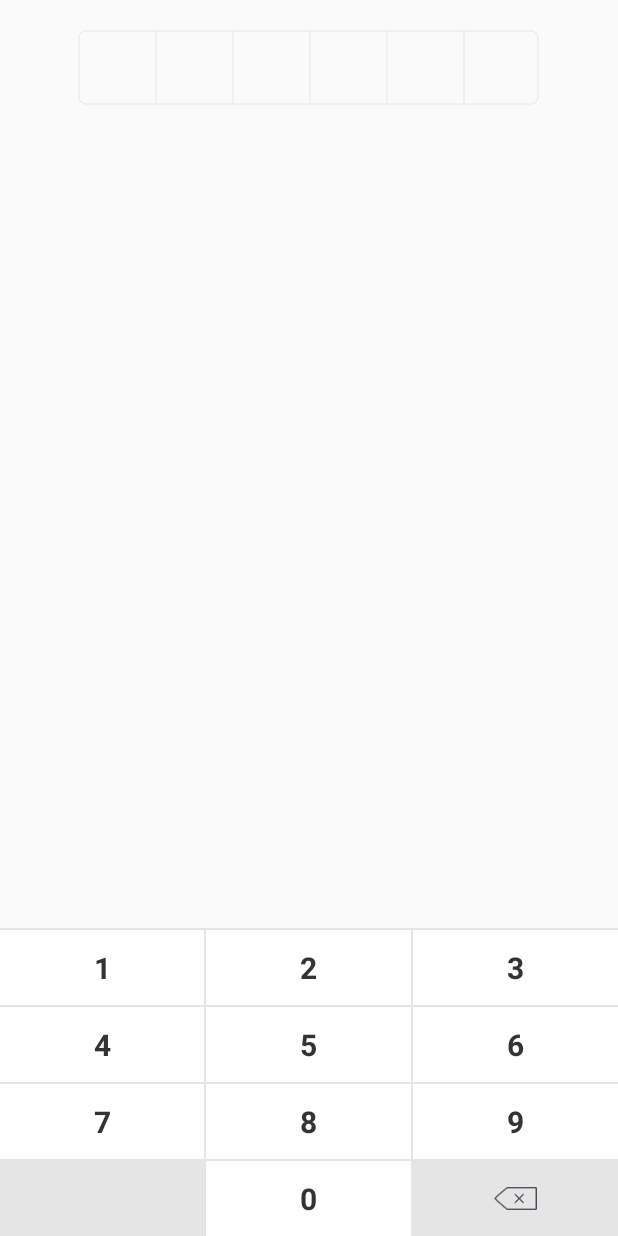
After one commit to 1067899750/SatelliteMenu, an Android app: the PayActivity screen opened directly, with no data from a screen before it, on a phone screen of 412 x 824 dp. The commit adds this screen. Run offline under Robolectric (Android 15) with nearby library versions, the phone set to English and light mode, and no system bars.

Commit message:
仿支付宝密码框

```diff
--- a/app/src/main/AndroidManifest.xml
+++ b/app/src/main/AndroidManifest.xml
@@ -26,6 +26,7 @@
             android:screenOrientation="portrait" />
         <activity android:name=".lockPattern.LockPatternActivity"
             android:screenOrientation="portrait"/>
+        <activity android:name=".password.PayActivity" />
     </application>
 
 </manifest>
--- a/app/src/main/java/com/diudiu/satellitemenu/MainActivity.java
+++ b/app/src/main/java/com/diudiu/satellitemenu/MainActivity.java
@@ -7,6 +7,7 @@ import android.view.View;
 
 import com.diudiu.satellitemenu.bottonSatellite.BottomStatelliteMenuActivity;
 import com.diudiu.satellitemenu.lockPattern.LockPatternActivity;
+import com.diudiu.satellitemenu.password.PayActivity;
 import com.diudiu.satellitemenu.satellite.SatelliteMenuActivity;
 
 public class MainActivity extends AppCompatActivity implements View.OnClickListener {
@@ -23,6 +24,7 @@ public class MainActivity extends AppCompatActivity implements View.OnClickListe
         findViewById(R.id.btn_satellite_menu).setOnClickListener(this);
         findViewById(R.id.btn_bottom_satellite_menu).setOnClickListener(this);
         findViewById(R.id.btnLuck).setOnClickListener(this);
+        findViewById(R.id.btnPayPassword).setOnClickListener(this);
     }
 
     @Override
@@ -37,6 +39,9 @@ public class MainActivity extends AppCompatActivity implements View.OnClickListe
             case R.id.btnLuck:
                 startActivity(new Intent(this,LockPatternActivity.class));
                 break;
+            case R.id.btnPayPassword:
+                startActivity(new Intent(this,PayActivity.class));
+                break;
         }
     }
 }
--- /dev/null
+++ b/app/src/main/java/com/diudiu/satellitemenu/password/CustomKeyBordView.java
@@ -0,0 +1,70 @@
+package com.diudiu.satellitemenu.password;
+
+import android.content.Context;
+import android.text.TextUtils;
+import android.util.AttributeSet;
+import android.view.View;
+import android.view.ViewGroup;
+import android.widget.ImageView;
+import android.widget.LinearLayout;
+import android.widget.TextView;
+
+import com.diudiu.satellitemenu.R;
+
+public class CustomKeyBordView extends LinearLayout implements View.OnClickListener {
+    public CustomKeyBordView(Context context) {
+        this(context, null);
+    }
+
+    public CustomKeyBordView(Context context, AttributeSet attrs) {
+        this(context, attrs, 0);
+    }
+
+    public CustomKeyBordView(Context context, AttributeSet attrs, int defStyleAttr) {
+        super(context, attrs, defStyleAttr);
+
+        inflate(context, R.layout.ui_customer_keybord, this);
+        setChildViewOncLlick(this);
+    }
+
+    private void setChildViewOncLlick(ViewGroup parent) {
+        int childCount = parent.getChildCount();
+        for (int i = 0; i < childCount; i++) {
+            View view = parent.getChildAt(i);
+            if (view instanceof ViewGroup) {
+                setChildViewOncLlick((ViewGroup) view);
+                continue;
+            }
+            view.setOnClickListener(this);
+        }
+    }
+
+    @Override
+    public void onClick(View v) {
+        View clickView = v;
+        if (clickView instanceof TextView) {
+            String number = ((TextView) clickView).getText().toString();
+            if (!TextUtils.isEmpty(number)) {
+                if (listener != null) {
+                    listener.click(number);
+                }
+            }
+        } else if (clickView instanceof ImageView) {
+            if (listener != null) {
+                listener.delete();
+            }
+        }
+    }
+
+    public interface CustomerKeyboardClickListener {
+        public void click(String number);
+
+        public void delete();
+    }
+
+    private CustomerKeyboardClickListener listener;
+
+    public void setListener(CustomerKeyboardClickListener listener) {
+        this.listener = listener;
+    }
+}
--- /dev/null
+++ b/app/src/main/java/com/diudiu/satellitemenu/password/PasswordEditText.java
@@ -0,0 +1,147 @@
+package com.diudiu.satellitemenu.password;
+
+import android.annotation.SuppressLint;
+import android.content.Context;
+import android.content.res.TypedArray;
+import android.graphics.Canvas;
+import android.graphics.Color;
+import android.graphics.Paint;
+import android.graphics.RectF;
+import android.text.TextUtils;
+import android.util.AttributeSet;
+import android.view.inputmethod.EditorInfo;
+import android.widget.EditText;
+
+import com.diudiu.satellitemenu.R;
+import com.diudiu.satellitemenu.utils.DisplayUtils;
+
+@SuppressLint("AppCompatCustomView")
+public class PasswordEditText extends EditText {
+
+    //画笔
+    private Paint mPaint;
+    //密码的个数
+    private int mPasswordNumber = 6;
+    //密码原点的半径
+    private int mPasswordRadius = 8;
+    //密码原点的颜色
+    private int mPasswordColor = Color.parseColor("#666666");
+    //分割线的颜色
+    private int mDivisionLineColor;
+    //分割线的大小
+    private int mDivisionLineSize = 1;
+    //背景边框的颜色
+    private int mBgColor = Color.parseColor("#e5e5e5");
+    //背景边框的大小
+    private int mBgSize = 1;
+    //背景边框的圆角大小
+    private int mBgCorner;
+
+    private int mPasswordItemWidth;
+
+    public PasswordEditText(Context context) {
+        this(context, null);
+    }
+
+    public PasswordEditText(Context context, AttributeSet attrs) {
+        this(context, attrs, 0);
+    }
+
+    public PasswordEditText(Context context, AttributeSet attrs, int defStyleAttr) {
+        super(context, attrs, defStyleAttr);
+
+        initPaint();
+        initAttr(context, attrs);
+        //设置输入模式是密码
+        setInputType(EditorInfo.TYPE_TEXT_VARIATION_PASSWORD);
+        //不显示光标
+        setCursorVisible(false);
+    }
+
+    private void initPaint() {
+        mPaint = new Paint();
+        mPaint.setAntiAlias(true);
+        mPaint.setDither(true);
+    }
+
+    private void initAttr(Context context, AttributeSet attrs) {
+        TypedArray array = context.obtainStyledAttributes(attrs, R.styleable.PasswordEditText);
+        mDivisionLineSize = (int) array.getDimension(R.styleable.PasswordEditText_bgSize, DisplayUtils.dp2px(context, mDivisionLineSize));
+        mPasswordRadius = (int) array.getDimension(R.styleable.PasswordEditText_passwordRadius, DisplayUtils.sp2px(context, mPasswordRadius));
+        mBgSize = (int) array.getDimension(R.styleable.PasswordEditText_bgSize, DisplayUtils.dp2px(context, mBgSize));
+        mBgCorner = (int) array.getDimension(R.styleable.PasswordEditText_bgCorner, 0);
+        mPasswordNumber = array.getInt(R.styleable.PasswordEditText_passwordNumber, 6);
+        mPasswordColor = array.getColor(R.styleable.PasswordEditText_passwordColor, mPasswordColor);
+        mDivisionLineColor = array.getColor(R.styleable.PasswordEditText_divisionLineColor, mDivisionLineColor);
+        mBgColor = array.getColor(R.styleable.PasswordEditText_bgColor, mBgColor);
+        array.recycle();
+
+    }
+
+    @Override
+    protected void onDraw(Canvas canvas) {
+        int passwordWidth = getWidth() - (mPasswordNumber - 1) * mDivisionLineSize;
+        mPasswordItemWidth = passwordWidth / mPasswordNumber;
+
+        //绘制背景
+        drawBg(canvas);
+        //绘制分割线
+        drawDivider(canvas);
+        //绘制密码
+        drawPassword(canvas);
+    }
+
+    private void drawPassword(Canvas canvas) {
+        int passwordLength = getText().toString().length();
+        mPaint.setColor(mPasswordColor);
+        mPaint.setStyle(Paint.Style.FILL);
+        for (int i =0;i<passwordLength;i++) {
+            int cx = i*mDivisionLineSize + i* mPasswordItemWidth + mPasswordItemWidth / 2 +mBgSize;
+            canvas.drawCircle(cx,getHeight() / 2 ,mPasswordRadius,mPaint);
+        }
+    }
+
+    private void drawDivider(Canvas canvas) {
+        mPaint.setStrokeWidth(mDivisionLineSize);
+        mPaint.setColor(mDivisionLineColor);
+        for (int i = 0; i < mPasswordNumber; i++) {
+            int startX = (i + 1) * mDivisionLineSize + (i + 1) * mPasswordItemWidth + mBgSize;
+            canvas.drawLine(startX,mBgSize,startX,getHeight()-mBgSize,mPaint);
+        }
+    }
+
+    private void drawBg(Canvas canvas) {
+        mPaint.setColor(mBgColor);
+        mPaint.setStyle(Paint.Style.STROKE);
+        mPaint.setStrokeWidth(mBgSize);
+        RectF rectF = new RectF(mBgSize, mBgSize, getWidth() - mBgSize, getHeight() - mBgSize);
+        if (mBgCorner == 0) {
+            canvas.drawRect(rectF, mPaint);
+        } else {
+            canvas.drawRoundRect(rectF, mBgCorner, mBgCorner, mPaint);
+        }
+    }
+
+    //添加一个密码
+    public void addPasswordNumber(String number) {
+        String currentNumbr=getText().toString().trim() + number;
+        if (currentNumbr.length()>mPasswordNumber) {
+            return;
+        }
+        setText(currentNumbr);
+    }
+
+    //删除一个密码
+    public void deletePassword() {
+        String currentNumbr=getText().toString().trim();
+        if (TextUtils.isEmpty(currentNumbr)) {
+            return;
+        }
+        currentNumbr = currentNumbr.substring(0,currentNumbr.length()-1);
+        setText(currentNumbr);
+    }
+
+    public int getmPasswordNumber() {
+        return mPasswordNumber;
+    }
+}
--- /dev/null
+++ b/app/src/main/java/com/diudiu/satellitemenu/password/PayActivity.java
@@ -0,0 +1,58 @@
+package com.diudiu.satellitemenu.password;
+
+import android.app.Activity;
+import android.os.Bundle;
+import android.text.Editable;
+import android.text.TextUtils;
+import android.text.TextWatcher;
+import android.widget.Toast;
+
+import com.diudiu.satellitemenu.MainActivity;
+import com.diudiu.satellitemenu.R;
+
+public class PayActivity extends Activity implements CustomKeyBordView.CustomerKeyboardClickListener {
+
+    private CustomKeyBordView customKeyBordView;
+    private PasswordEditText passwordEdit;
+
+    @Override
+    protected void onCreate(Bundle savedInstanceState) {
+        super.onCreate(savedInstanceState);
+        setContentView(R.layout.activity_pay);
+
+        passwordEdit = findViewById(R.id.passwordEdit);
+        customKeyBordView = findViewById(R.id.customKeyBordView);
+
+        customKeyBordView.setListener(this);
+
+        passwordEdit.addTextChangedListener(new TextWatcher() {
+            @Override
+            public void beforeTextChanged(CharSequence s, int start, int count, int after) {
+
+            }
+
+            @Override
+            public void onTextChanged(CharSequence s, int start, int before, int count) {
+
+            }
+
+            @Override
+            public void afterTextChanged(Editable s) {
+                String number = passwordEdit.getText().toString().trim();
+                if (!TextUtils.isEmpty(number) && number.length() >= passwordEdit.getmPasswordNumber()) {
+                    Toast.makeText(PayActivity.this,number,Toast.LENGTH_SHORT).show();
+                }
+            }
+        });
+    }
+
+    @Override
+    public void click(String number) {
+        passwordEdit.addPasswordNumber(number);
+    }
+
+    @Override
+    public void delete() {
+        passwordEdit.deletePassword();
+    }
+}
--- /dev/null
+++ b/app/src/main/java/com/diudiu/satellitemenu/utils/DisplayUtils.java
@@ -0,0 +1,26 @@
+package com.diudiu.satellitemenu.utils;
+
+import android.content.Context;
+
+public class DisplayUtils {
+
+    public static int px2dp(Context context,float pxValue) {
+        float scale = context.getResources().getDisplayMetrics().density;
+        return (int) (pxValue / scale + 0.5f);
+    }
+
+    public static int dp2px(Context context,float dipValue) {
+        float scale = context.getResources().getDisplayMetrics().density;
+        return (int) (dipValue * scale + 0.5f);
+    }
+
+    public static int px2sp(Context context,float pxValue) {
+        float fontScale = context.getResources().getDisplayMetrics().scaledDensity;
+        return (int) (pxValue / fontScale +0.5f);
+    }
+
+    public static int sp2px(Context context,float spValue) {
+        float fontScale = context.getResources().getDisplayMetrics().scaledDensity;
+        return (int) (spValue * fontScale + 0.5f);
+    }
+}
--- /dev/null
+++ b/app/src/main/res/drawable/selector_custorm_back.xml
@@ -0,0 +1,5 @@
+<?xml version="1.0" encoding="utf-8"?>
+<selector xmlns:android="http://schemas.android.com/apk/res/android">
+    <item android:drawable="@drawable/customer_password_keyboard_delete_normal" android:state_pressed="false"/>
+    <item android:drawable="@drawable/customer_password_keyboard_delete_pressed" android:state_pressed="true" />
+</selector>
--- a/app/src/main/res/layout/activity_main.xml
+++ b/app/src/main/res/layout/activity_main.xml
@@ -22,4 +22,9 @@
         android:layout_width="match_parent"
         android:layout_height="wrap_content"
         android:text="图案解锁" />
+    <Button
+        android:id="@+id/btnPayPassword"
+        android:layout_width="match_parent"
+        android:layout_height="wrap_content"
+        android:text="支付密码框"/>
 </LinearLayout>
--- /dev/null
+++ b/app/src/main/res/layout/activity_pay.xml
@@ -0,0 +1,29 @@
+<?xml version="1.0" encoding="utf-8"?>
+<RelativeLayout xmlns:android="http://schemas.android.com/apk/res/android"
+    android:layout_width="match_parent"
+    android:layout_height="match_parent"
+    xmlns:app="http://schemas.android.com/apk/res-auto"
+    android:orientation="vertical"
+    >
+
+    <com.diudiu.satellitemenu.password.PasswordEditText
+        android:id="@+id/passwordEdit"
+        android:layout_centerHorizontal="true"
+        android:layout_marginTop="20dp"
+        android:layout_width="307dp"
+        android:layout_height="50dp"
+        app:bgColor="#e5e5e5"
+        app:bgCorner="5dp"
+        app:bgSize="1dp"
+        app:divisionLineColor="#e5e5e5"
+        app:divisionLineSize="1dp"
+        app:passwordColor="#666666"
+        app:passwordNumber="6"
+        app:passwordRadius="4sp" />
+
+    <com.diudiu.satellitemenu.password.CustomKeyBordView
+        android:id="@+id/customKeyBordView"
+        android:layout_width="match_parent"
+        android:layout_height="wrap_content"
+        android:layout_alignParentBottom="true"/>
+</RelativeLayout>
--- /dev/null
+++ b/app/src/main/res/layout/ui_customer_keybord.xml
@@ -0,0 +1,220 @@
+<?xml version="1.0" encoding="utf-8"?>
+<LinearLayout xmlns:android="http://schemas.android.com/apk/res/android"
+    android:layout_width="match_parent"
+    android:layout_height="wrap_content"
+    android:orientation="vertical">
+
+    <View
+        android:layout_width="match_parent"
+        android:layout_height="1dp"
+        android:background="#E5E5E5" />
+
+    <LinearLayout
+        android:layout_width="match_parent"
+        android:layout_height="wrap_content"
+        android:orientation="horizontal">
+
+        <TextView
+            android:layout_width="0dp"
+            android:layout_height="50dp"
+            android:layout_weight="1"
+            android:background="#FFFFFF"
+            android:gravity="center"
+            android:text="1"
+            android:textColor="#333"
+            android:textSize="20sp"
+            android:textStyle="bold" />
+
+        <View
+            android:layout_width="1dp"
+            android:layout_height="50dp"
+            android:background="#E5E5E5" />
+
+        <TextView
+            android:layout_width="0dp"
+            android:layout_height="50dp"
+            android:layout_weight="1"
+            android:background="#FFFFFF"
+            android:gravity="center"
+            android:text="2"
+            android:textColor="#333"
+            android:textSize="20sp"
+            android:textStyle="bold" />
+
+        <View
+            android:layout_width="1dp"
+            android:layout_height="50dp"
+            android:background="#E5E5E5" />
+
+        <TextView
+            android:layout_width="0dp"
+            android:layout_height="50dp"
+            android:layout_weight="1"
+            android:background="#FFFFFF"
+            android:gravity="center"
+            android:text="3"
+            android:textColor="#333"
+            android:textSize="20sp"
+            android:textStyle="bold" />
+    </LinearLayout>
+
+    <View
+        android:layout_width="match_parent"
+        android:layout_height="1dp"
+        android:background="#E5E5E5" />
+
+    <LinearLayout
+        android:layout_width="match_parent"
+        android:layout_height="wrap_content"
+        android:orientation="horizontal">
+
+        <TextView
+            android:layout_width="0dp"
+            android:layout_height="50dp"
+            android:layout_weight="1"
+            android:background="#FFFFFF"
+            android:gravity="center"
+            android:text="4"
+            android:textColor="#333"
+            android:textSize="20sp"
+            android:textStyle="bold" />
+
+        <View
+            android:layout_width="1dp"
+            android:layout_height="50dp"
+            android:background="#E5E5E5" />
+
+        <TextView
+            android:layout_width="0dp"
+            android:layout_height="50dp"
+            android:layout_weight="1"
+            android:background="#FFFFFF"
+            android:gravity="center"
+            android:text="5"
+            android:textColor="#333"
+            android:textSize="20sp"
+            android:textStyle="bold" />
+
+        <View
+            android:layout_width="1dp"
+            android:layout_height="50dp"
+            android:background="#E5E5E5" />
+
+        <TextView
+            android:layout_width="0dp"
+            android:layout_height="50dp"
+            android:layout_weight="1"
+            android:background="#FFFFFF"
+            android:gravity="center"
+            android:text="6"
+            android:textColor="#333"
+            android:textSize="20sp"
+            android:textStyle="bold" />
+    </LinearLayout>
+
+    <View
+        android:layout_width="match_parent"
+        android:layout_height="1dp"
+        android:background="#E5E5E5" />
+
+
+    <LinearLayout
+        android:layout_width="match_parent"
+        android:layout_height="wrap_content"
+        android:orientation="horizontal">
+
+        <TextView
+            android:layout_width="0dp"
+            android:layout_height="50dp"
+            android:layout_weight="1"
+            android:background="#FFFFFF"
+            android:gravity="center"
+            android:text="7"
+            android:textColor="#333"
+            android:textSize="20sp"
+            android:textStyle="bold" />
+
+        <View
+            android:layout_width="1dp"
+            android:layout_height="50dp"
+            android:background="#E5E5E5" />
+
+        <TextView
+            android:layout_width="0dp"
+            android:layout_height="50dp"
+            android:layout_weight="1"
+            android:background="#FFFFFF"
+            android:gravity="center"
+            android:text="8"
+            android:textColor="#333"
+            android:textSize="20sp"
+            android:textStyle="bold"/>
+
+        <View
+            android:layout_width="1dp"
+            android:layout_height="50dp"
+            android:background="#E5E5E5" />
+
+        <TextView
+            android:layout_width="0dp"
+            android:layout_height="50dp"
+            android:layout_weight="1"
+            android:background="#FFFFFF"
+            android:gravity="center"
+            android:text="9"
+            android:textColor="#333"
+            android:textSize="20sp"
+            android:textStyle="bold" />
+    </LinearLayout>
+
+    <View
+        android:layout_width="match_parent"
+        android:layout_height="1dp"
+        android:background="#E5E5E5" />
+
+    <LinearLayout
+        android:layout_width="match_parent"
+        android:layout_height="wrap_content"
+        android:orientation="horizontal">
+
+        <TextView
+            android:layout_width="0dp"
+            android:layout_height="50dp"
+            android:layout_weight="1"
+            android:gravity="center"
+            android:background="#E5E5E5"
+            android:textSize="20sp" />
+
+        <View
+            android:layout_width="1dp"
+            android:layout_height="50dp"
+            android:background="#E5E5E5" />
+
+        <TextView
+            android:layout_width="0dp"
+            android:layout_height="50dp"
+            android:layout_weight="1"
+            android:background="#FFFFFF"
+            android:gravity="center"
+            android:text="0"
+            android:textColor="#333"
+            android:textSize="20sp"
+            android:textStyle="bold" />
+
+        <View
+            android:layout_width="1dp"
+            android:layout_height="50dp"
+            android:background="#E5E5E5" />
+
+        <ImageView
+            android:src="@drawable/selector_custorm_back"
+            android:layout_width="0dp"
+            android:layout_height="50dp"
+            android:layout_weight="1"
+            android:background="#E5E5E5"
+            android:gravity="center"
+            android:padding="17dp"
+            android:textSize="16sp" />
+    </LinearLayout>
+
+</LinearLayout>
--- a/app/src/main/res/values/attr.xml
+++ b/app/src/main/res/values/attr.xml
@@ -15,4 +15,22 @@
         <attr name="radius" />
     </declare-styleable>
 
+    <declare-styleable name="PasswordEditText">
+        <!--密码的个数-->
+        <attr name="passwordNumber" format="integer"/>
+        <!--密码原点的半径-->
+        <attr name="passwordRadius" format="dimension"/>
+        <!--密码原点的颜色-->
+        <attr name="passwordColor" format="color"/>
+        <!--分割线的颜色-->
+        <attr name="divisionLineColor" format="color"/>
+        <!--分割线的大小-->
+        <attr name="divisionLineSize" format="dimension"/>
+        <!--背景边框的颜色-->
+        <attr name="bgColor" format="color"/>
+        <!--背景边框的大小-->
+        <attr name="bgSize" format="dimension"/>
+        <!--背景边框的圆角大小-->
+        <attr name="bgCorner" format="dimension"/>
+    </declare-styleable>
 </resources>
```
Also changed, not shown: app/src/main/res/drawable-xxhdpi/customer_password_keyboard_delete_normal.png (added), app/src/main/res/drawable-xxhdpi/customer_password_keyboard_delete_pressed.png (added), app/src/main/res/drawable-xxhdpi/delete_black.png (added).
